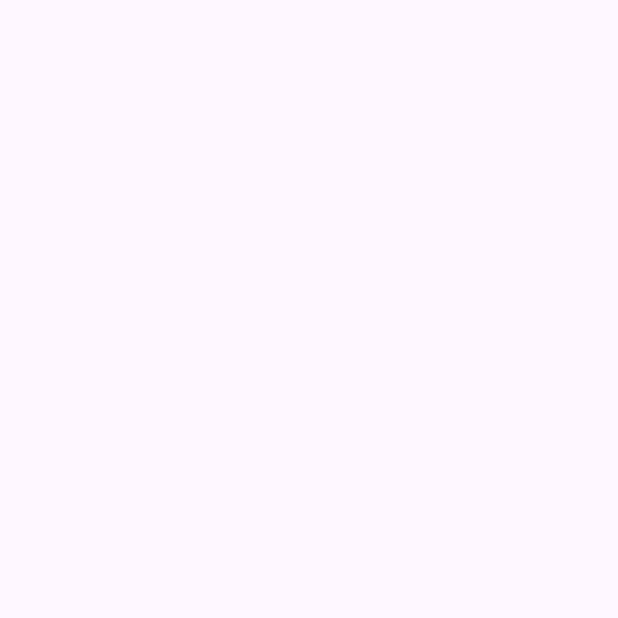
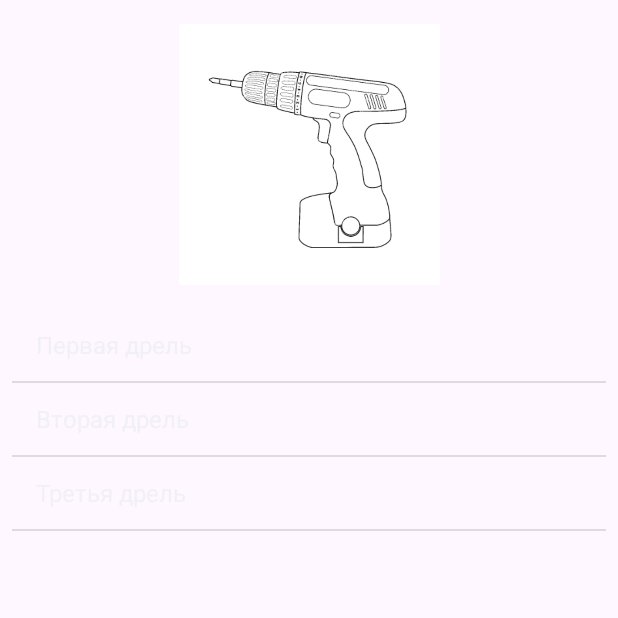
Before and after one commit to URegina96/Tools_Shop, an Android app: the DrillCategoryActivity screen opened directly, with no data from a screen before it, on a phone screen of 412 x 824 dp, the top half of it. Before the commit the part shown is empty. Run offline under Robolectric (Android 15) with nearby library versions, the phone set to English and light mode, and no system bars.

Commit message:
Работа со второй активностью DrillCategoryActivity. Создание нового класса Drill   - для того что бы можно было создавать объекты (дрель), которые будут хранить название, описание и id картинки, которые к ним относятся. Создание массива дрелей в DrillCategoryActivity. Адаптер List View. Для того что бы связать List View и какой-либо массив (так как не можем сейчас просто добавить массив дрелей)
Создание новой активности DrillDetailActivity -  активности детализации, в которой можно подробно посмотреть информацию (на данный момент, в данную активность передаем название, информацию и id изображения). Для того что бы при клике что-то происходило используем “слушатель событий”. При клике на любой из элементов будет открываться активность DrillDetailActivity.     Через Intent вкладываем информацию о дрели на которую кликнули , для этого по элементу position в методе onItemClick, по этой позиции выберем дрель по которой кликнули, возьмем из нее информацию и предадим вместе с intent и запускаем активность

```diff
--- a/app/src/main/AndroidManifest.xml
+++ b/app/src/main/AndroidManifest.xml
@@ -12,6 +12,9 @@
         android:supportsRtl="true"
         android:theme="@style/Theme.Toolsshop"
         tools:targetApi="31">
+        <activity
+            android:name=".DrillDetailActivity"
+            android:exported="false" />
         <activity
             android:name=".HammersCategoryActivity"
             android:exported="false" />
--- /dev/null
+++ b/app/src/main/java/com/example/toolsshop/Drill.java
@@ -0,0 +1,36 @@
+package com.example.toolsshop;
+
+import androidx.annotation.NonNull;
+
+public class Drill {
+
+    private String title;
+    private String info;
+    private int imageResourceId;
+
+    public Drill(String title,String info,int imageResourceId){
+        this.title=title;
+        this.info=info;
+        this.imageResourceId=imageResourceId;
+    }
+
+    public String getTitle() {
+        return title;
+    }
+
+    public String getInfo() {
+        return info;
+    }
+
+    public int getImageResourceId() {
+        return imageResourceId;
+    }
+    //показываем какой именно элемент надо выводить, переопределяем метод
+
+
+    @NonNull
+    @Override
+    public String toString() { //когда дрель преобразуется в строку, то выводилось ее название
+        return title;
+    }
+}
--- a/app/src/main/java/com/example/toolsshop/DrillCategoryActivity.java
+++ b/app/src/main/java/com/example/toolsshop/DrillCategoryActivity.java
@@ -1,14 +1,58 @@
 package com.example.toolsshop;
 
+import androidx.appcompat.app.ActionBar;
 import androidx.appcompat.app.AppCompatActivity;
 
+import android.content.Intent;
 import android.os.Bundle;
+import android.view.View;
+import android.widget.AdapterView;
+import android.widget.ArrayAdapter;
+import android.widget.ListView;
+
+import java.util.ArrayList;
 
 public class DrillCategoryActivity extends AppCompatActivity {
 
+    private ListView listViewDrills;
+
+    private ArrayList<Drill> drills;
     @Override
     protected void onCreate(Bundle savedInstanceState) {
         super.onCreate(savedInstanceState);
         setContentView(R.layout.activity_drill_category);
+
+        ActionBar actionBar = getSupportActionBar();
+        if (actionBar != null) {
+            actionBar.hide();
+        }
+        drills =new ArrayList<>();
+        //создаем дрели добавляя в ArrayList
+        drills.add(new Drill(getString(R.string.drill_one_title),getString(R.string.drill_one_info),R.drawable.onedrill));
+        drills.add(new Drill(getString(R.string.drill_two_title),getString(R.string.drill_two_info),R.drawable.twodrill));
+        drills.add(new Drill(getString(R.string.drill_three_title),getString(R.string.drill_three_info),R.drawable.threedrill));
+
+        listViewDrills=findViewById(R.id.listViewDrills);
+        //адаптер (относится к нашей активности, элементы размещались по выбранному  макету, встроенному в ad, пи что бы выводился массив - список drills)
+        ArrayAdapter<Drill> adapter = new ArrayAdapter<>(getApplicationContext(), android.R.layout.simple_list_item_1,drills);
+        //устанавливаем адаптер в наш listViewDrills
+        listViewDrills.setAdapter(adapter);
+
+        //добавляем слушателя событий (для клика)
+        listViewDrills.setOnItemClickListener(new AdapterView.OnItemClickListener() {
+            @Override //передаем анонимный класс в качестве параметра
+            public void onItemClick(AdapterView<?> parent, View view, int position, long id) {
+                Drill drill =drills.get(position);
+
+                Intent intent = new Intent(getApplicationContext(), DrillDetailActivity.class);
+                intent.putExtra("title",drill.getTitle());
+                intent.putExtra("info",drill.getInfo());
+                intent.putExtra("resId",drill.getImageResourceId());
+                startActivity(intent);
+
+
+
+            }
+        });
     }
 }
--- a/app/src/main/res/layout/activity_drill_category.xml
+++ b/app/src/main/res/layout/activity_drill_category.xml
@@ -6,4 +6,51 @@
     android:layout_height="match_parent"
     tools:context=".DrillCategoryActivity">
 
+
+    <androidx.constraintlayout.widget.Guideline
+        android:id="@+id/guidelineDrills"
+        android:layout_width="wrap_content"
+        android:layout_height="wrap_content"
+        android:orientation="horizontal"
+        app:layout_constraintGuide_percent="0.25" />
+
+    <ImageView
+        android:id="@+id/imageViewLogoDrills"
+        android:layout_width="0dp"
+        android:layout_height="0dp"
+
+        android:layout_margin="16dp"
+
+        android:layout_marginStart="8dp"
+        android:layout_marginTop="8dp"
+        android:layout_marginEnd="8dp"
+        android:layout_marginBottom="8dp"
+
+        android:contentDescription="@string/logo_drill"
+
+        app:layout_constraintBottom_toTopOf="@+id/guidelineDrills"
+        app:layout_constraintEnd_toEndOf="parent"
+        app:layout_constraintStart_toStartOf="parent"
+
+        app:layout_constraintTop_toTopOf="parent"
+        app:srcCompat="@drawable/drill"
+        />
+
+    <ListView
+        android:id="@+id/listViewDrills"
+        android:layout_width="0dp"
+        android:layout_height="0dp"
+
+        android:layout_marginStart="8dp"
+        android:layout_marginEnd="8dp"
+        android:layout_marginBottom="8dp"
+
+        android:entries="@array/tools"
+
+        app:layout_constraintBottom_toBottomOf="parent"
+        app:layout_constraintEnd_toEndOf="parent"
+        app:layout_constraintStart_toStartOf="parent"
+        app:layout_constraintTop_toTopOf="@+id/guidelineDrills" />
+
+
 </androidx.constraintlayout.widget.ConstraintLayout>
--- a/app/src/main/res/layout/activity_main.xml
+++ b/app/src/main/res/layout/activity_main.xml
@@ -21,7 +21,7 @@
 
         android:contentDescription="@string/logo_description"
 
-        app:layout_constraintBottom_toTopOf="@+id/guideline"
+        app:layout_constraintBottom_toTopOf="@+id/guidelineDrills"
         app:layout_constraintEnd_toEndOf="parent"
         app:layout_constraintStart_toStartOf="parent"
 
@@ -32,7 +32,7 @@
 
 
     <androidx.constraintlayout.widget.Guideline
-        android:id="@+id/guideline"
+        android:id="@+id/guidelineDrills"
         android:layout_width="wrap_content"
         android:layout_height="wrap_content"
         android:orientation="horizontal"
--- a/app/src/main/res/values/strings.xml
+++ b/app/src/main/res/values/strings.xml
@@ -1,6 +1,7 @@
 <resources>
     <string name="app_name">toolsshop</string>
     <string name="logo_description">Логотип магазина инструментов</string>
+    <string name="logo_drill">Логотип дрели</string>
 
     <string-array name="tools">
         <item>Дрели</item>
@@ -23,4 +24,12 @@
         <item>Мотоблоки детские</item>
         <item>Газонокосилки детские</item>
     </string-array>
+
+    <string name="drill_one_title">Первая дрель</string>
+    <string name="drill_two_title">Вторая дрель</string>
+    <string name="drill_three_title">Третья дрель</string>
+
+    <string name="drill_one_info">Информация по первой дрели </string>
+    <string name="drill_two_info">Инфрмация по второй дрели</string>
+    <string name="drill_three_info">Инфрмация по третьей дрели</string>
 </resources>
```
Also changed, not shown: app/src/main/java/com/example/toolsshop/DrillDetailActivity.java (added, +14 -0 lines), app/src/main/res/layout/activity_drill_detail.xml (added, +9 -0 lines), app/src/main/res/drawable/drill.jpg (added), app/src/main/res/drawable/onedrill.png (added), app/src/main/res/drawable/threedrill.png (added), app/src/main/res/drawable/twodrill.png (added).
